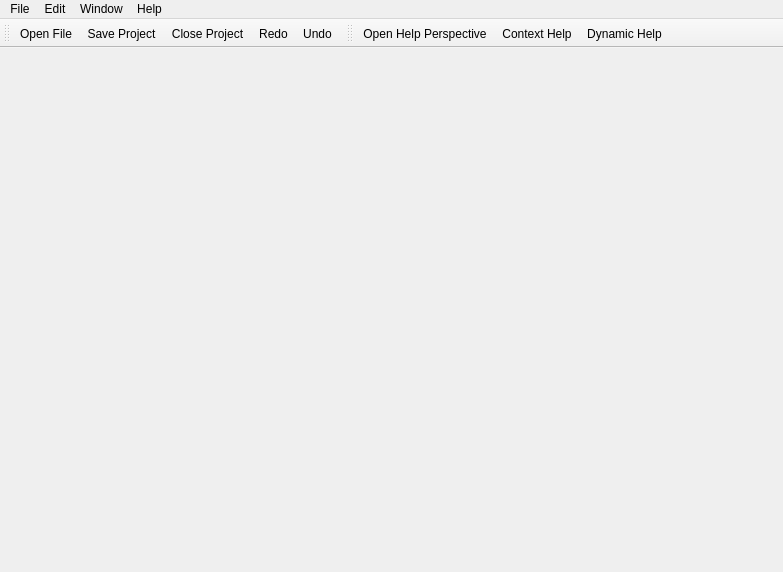
DanielZ86/PrototypLabSw, file GUI_Prototyp/hauptfenster.ui: the form before one commit.
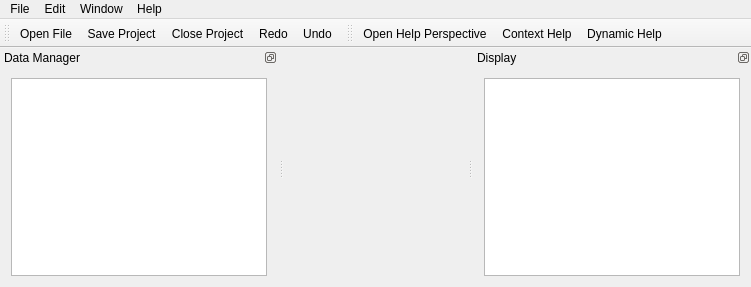
The form after the commit. Icons and pictures are not drawn.

Diff of the .ui file:
```diff
--- a/GUI_Prototyp/hauptfenster.ui
+++ b/GUI_Prototyp/hauptfenster.ui
@@ -6,8 +6,8 @@
    <rect>
     <x>0</x>
     <y>0</y>
-    <width>783</width>
-    <height>572</height>
+    <width>751</width>
+    <height>287</height>
    </rect>
   </property>
   <property name="windowTitle">
@@ -26,7 +26,7 @@
     <rect>
      <x>0</x>
      <y>0</y>
-     <width>783</width>
+     <width>751</width>
      <height>21</height>
     </rect>
    </property>
@@ -105,6 +105,134 @@
    <addaction name="actionContext_Help"/>
    <addaction name="actionDynamic_Help"/>
   </widget>
+  <widget class="QDockWidget" name="Display">
+   <property name="sizePolicy">
+    <sizepolicy hsizetype="Expanding" vsizetype="Expanding">
+     <horstretch>0</horstretch>
+     <verstretch>0</verstretch>
+    </sizepolicy>
+   </property>
+   <property name="minimumSize">
+    <size>
+     <width>95</width>
+     <height>111</height>
+    </size>
+   </property>
+   <property name="baseSize">
+    <size>
+     <width>0</width>
+     <height>0</height>
+    </size>
+   </property>
+   <property name="contextMenuPolicy">
+    <enum>Qt::NoContextMenu</enum>
+   </property>
+   <property name="accessibleName">
+    <string>QDockWidgetDisplay</string>
+   </property>
+   <property name="features">
+    <set>QDockWidget::DockWidgetFloatable|QDockWidget::DockWidgetMovable</set>
+   </property>
+   <property name="windowTitle">
+    <string>Display</string>
+   </property>
+   <attribute name="dockWidgetArea">
+    <number>2</number>
+   </attribute>
+   <widget class="QWidget" name="dockWidgetDisplay">
+    <property name="sizePolicy">
+     <sizepolicy hsizetype="Expanding" vsizetype="Expanding">
+      <horstretch>0</horstretch>
+      <verstretch>0</verstretch>
+     </sizepolicy>
+    </property>
+    <property name="accessibleName">
+     <string>QWidgetDisplay</string>
+    </property>
+    <layout class="QVBoxLayout" name="verticalLayout_2">
+     <item>
+      <widget class="QGraphicsView" name="graphicsView">
+       <property name="sizePolicy">
+        <sizepolicy hsizetype="Expanding" vsizetype="Expanding">
+         <horstretch>0</horstretch>
+         <verstretch>0</verstretch>
+        </sizepolicy>
+       </property>
+       <property name="accessibleName">
+        <string>graphicsViewPicture</string>
+       </property>
+      </widget>
+     </item>
+    </layout>
+   </widget>
+  </widget>
+  <widget class="QDockWidget" name="DataManager">
+   <property name="sizePolicy">
+    <sizepolicy hsizetype="Expanding" vsizetype="Expanding">
+     <horstretch>0</horstretch>
+     <verstretch>0</verstretch>
+    </sizepolicy>
+   </property>
+   <property name="minimumSize">
+    <size>
+     <width>97</width>
+     <height>113</height>
+    </size>
+   </property>
+   <property name="contextMenuPolicy">
+    <enum>Qt::CustomContextMenu</enum>
+   </property>
+   <property name="accessibleName">
+    <string>QDockWidgetDataManager</string>
+   </property>
+   <property name="features">
+    <set>QDockWidget::DockWidgetFloatable|QDockWidget::DockWidgetMovable</set>
+   </property>
+   <property name="windowTitle">
+    <string>Data Manager</string>
+   </property>
+   <attribute name="dockWidgetArea">
+    <number>1</number>
+   </attribute>
+   <widget class="QWidget" name="dockWidgetDataManager">
+    <property name="sizePolicy">
+     <sizepolicy hsizetype="Expanding" vsizetype="Expanding">
+      <horstretch>0</horstretch>
+      <verstretch>0</verstretch>
+     </sizepolicy>
+    </property>
+    <property name="minimumSize">
+     <size>
+      <width>0</width>
+      <height>0</height>
+     </size>
+    </property>
+    <property name="accessibleName">
+     <string>QWidgetDataManager</string>
+    </property>
+    <layout class="QVBoxLayout" name="verticalLayout">
+     <item>
+      <widget class="QListWidget" name="listWidget">
+       <property name="sizePolicy">
+        <sizepolicy hsizetype="Expanding" vsizetype="Expanding">
+         <horstretch>0</horstretch>
+         <verstretch>0</verstretch>
+        </sizepolicy>
+       </property>
+       <property name="contextMenuPolicy">
+        <enum>Qt::CustomContextMenu</enum>
+       </property>
+       <property name="accessibleName">
+        <string>listWidgetData</string>
+       </property>
+       <property name="sortingEnabled">
+        <bool>true</bool>
+       </property>
+      </widget>
+     </item>
+    </layout>
+   </widget>
+  </widget>
   <action name="actionOpen_File">
    <property name="icon">
     <iconset resource="icons.qrc">
```
Left out of the diff: 316 changed lines with no effect on the pictures.
